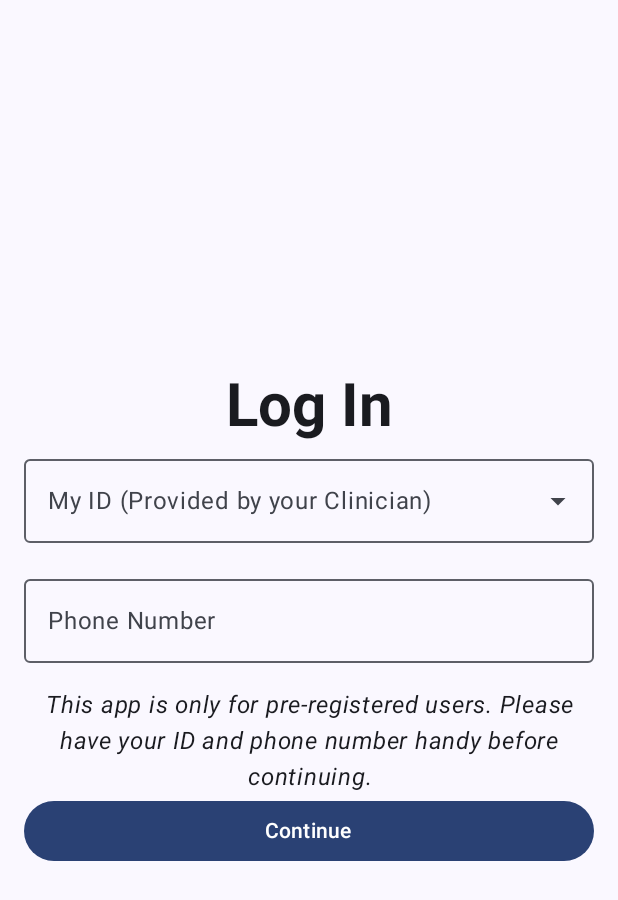
After one commit to YngTng/NutriTrack, an Android app built with Jetpack Compose: the LoginPage screen opened directly, with no data from a screen before it, on a phone screen of 412 x 824 dp. The commit adds this screen. Shown: the top 900 px of the screen. Run offline under Robolectric (Android 15) with nearby library versions, the phone set to English and light mode, and no system bars.

Commit message:
Added Code

```diff
--- a/app/src/main/AndroidManifest.xml
+++ b/app/src/main/AndroidManifest.xml
@@ -13,6 +13,11 @@
         android:theme="@style/Theme.A3_YangTang33840180"
         tools:targetApi="31">
         <activity
+            android:name=".LoginPage"
+            android:exported="false"
+            android:label="@string/title_activity_login_page"
+            android:theme="@style/Theme.A3_YangTang33840180" />
+        <activity
             android:name=".MainActivity"
             android:exported="true"
             android:label="@string/app_name"
--- /dev/null
+++ b/app/src/main/java/com/example/a3_yangtang33840180/LoginPage.kt
@@ -0,0 +1,249 @@
+package com.example.a3_yangtang33840180
+
+import android.content.Context
+import android.os.Bundle
+import android.util.Log
+import androidx.activity.ComponentActivity
+import androidx.activity.compose.setContent
+import androidx.activity.enableEdgeToEdge
+import androidx.compose.foundation.layout.Arrangement
+import androidx.compose.foundation.layout.Column
+import androidx.compose.foundation.layout.Spacer
+import androidx.compose.foundation.layout.fillMaxSize
+import androidx.compose.foundation.layout.fillMaxWidth
+import androidx.compose.foundation.layout.height
+import androidx.compose.foundation.layout.padding
+import androidx.compose.foundation.text.KeyboardOptions
+import androidx.compose.material3.Button
+import androidx.compose.material3.DropdownMenuItem
+import androidx.compose.material3.ExperimentalMaterial3Api
+import androidx.compose.material3.ExposedDropdownMenuBox
+import androidx.compose.material3.ExposedDropdownMenuDefaults
+import androidx.compose.material3.MaterialTheme
+import androidx.compose.material3.OutlinedTextField
+import androidx.compose.material3.Scaffold
+import androidx.compose.material3.Text
+import androidx.compose.runtime.Composable
+import androidx.compose.runtime.LaunchedEffect
+import androidx.compose.runtime.getValue
+import androidx.compose.runtime.mutableStateOf
+import androidx.compose.runtime.remember
+import androidx.compose.runtime.setValue
+import androidx.compose.ui.Alignment
+import androidx.compose.ui.Modifier
+import androidx.compose.ui.platform.LocalContext
+import androidx.compose.ui.text.font.FontStyle
+import androidx.compose.ui.text.font.FontWeight
+import androidx.compose.ui.text.input.KeyboardType
+import androidx.compose.ui.text.input.PasswordVisualTransformation
+import androidx.compose.ui.text.style.TextAlign
+import androidx.compose.ui.unit.dp
+import androidx.compose.ui.unit.sp
+import com.example.a3_yangtang33840180.ui.theme.ui.theme.A3_YangTang33840180Theme
+import java.io.BufferedReader
+import java.io.InputStreamReader
+
+class LoginPage : ComponentActivity() {
+    override fun onCreate(savedInstanceState: Bundle?) {
+        super.onCreate(savedInstanceState)
+        enableEdgeToEdge()
+        setContent {
+            A3_YangTang33840180Theme {
+                Scaffold(modifier = Modifier.fillMaxSize()) { innerPadding ->
+                    LoginScreen(
+                        this@LoginPage, // Gives LoginScreen the context to access files
+                        modifier = Modifier.padding(innerPadding)
+                    )
+                }
+            }
+        }
+    }
+}
+
+@OptIn(ExperimentalMaterial3Api::class)
+@Composable
+fun LoginScreen(context: Context, modifier: Modifier = Modifier) { // Login Screen that verifies UserId and PhoneNumber
+    var selectedUserId by remember { mutableStateOf("") } // Stores selected UserId
+    var phoneNumber by remember { mutableStateOf("") } // Stores inputted PhoneNumber
+    var userIds by remember { mutableStateOf(listOf<String>()) } // Stores UserIds
+    var errorMessage by remember { mutableStateOf("") } // Stores error message if validation fails
+    val switchContext = LocalContext.current
+
+    var expanded by remember { mutableStateOf(false) }  // Dropdown menu is collapsed by default (false)
+
+    // Load UserId from user.csv file when screen displays
+    LaunchedEffect(context) {
+        val loadedUserIds = loadUserIdsFromCSV(context, "user.csv") // Load UserIds through function from user.csv
+        Log.d("DEBUG", "User IDs loaded: $loadedUserIds") // Check if UserIds have been displayed
+        userIds = loadedUserIds.sortedBy { it.toIntOrNull() ?: Int.MAX_VALUE } // Convey UserId strings to integers then sort in ascending order
+    }
+
+    val sharedPreferences = context.getSharedPreferences("UserPrefs", Context.MODE_PRIVATE) // Reference to where the SP file where we store the data
+    val editor = sharedPreferences.edit() // Can edit the SharedPreferences file
+
+    Column(
+        modifier = modifier
+            .fillMaxSize()
+            .padding(16.dp),
+        horizontalAlignment = Alignment.CenterHorizontally,
+        verticalArrangement = Arrangement.Center
+    ) {
+        Text( // Login Text
+            text = "Log In",
+            style = androidx.compose.ui.text.TextStyle(fontSize = 40.sp),
+            fontWeight = FontWeight.Bold
+        )
+
+        Spacer(modifier = Modifier.height(4.dp)) // Space under login text
+
+        // Show dropdown for UserIds
+        ExposedDropdownMenuBox(
+            expanded = expanded, // Represents whether dropdown is open or closed
+            onExpandedChange = { expanded = !expanded } // Switches the states when called
+        )
+        {
+            OutlinedTextField(
+                value = selectedUserId,
+                onValueChange = { selectedUserId = it}, // Update selectedUserId when value changes
+                label = { Text("My ID (Provided by your Clinician)") }, // TextField for the selected box
+                modifier = Modifier
+                    .fillMaxWidth()
+                    .menuAnchor(), // Add the dropdown to the text field
+                readOnly = true, // Make text field read only
+                trailingIcon = { ExposedDropdownMenuDefaults.TrailingIcon(expanded = expanded) }
+            )
+
+            // Dropdown menu for the user IDs
+            ExposedDropdownMenu(
+                expanded = expanded,
+                onDismissRequest = { expanded = false } // Close dropdown if clicked outside
+            ) {
+                userIds.forEach { id -> // Loop through all UserIds
+                    DropdownMenuItem(
+                        text = { Text(id) },
+                        onClick = {
+                            selectedUserId = id // When UserId is clicked, set it as the selected UserId
+                            expanded = false // Close the dropdown menu
+
+                            editor.putString("userId", id).apply() // Save selected UserId in SharedPreferences
+
+                        }
+                    )
+                }
+            }
+        }
+
+        Spacer(modifier = Modifier.height(16.dp))
+
+        OutlinedTextField( // Phone number input field
+            value = phoneNumber, // Shows current phone number
+            onValueChange = { phoneNumber = it },
+            label = { Text(text = "Phone Number") },
+            modifier = Modifier.fillMaxWidth(),
+            visualTransformation = PasswordVisualTransformation(), // Hide the text
+            keyboardOptions = KeyboardOptions(keyboardType = KeyboardType.Phone), // Set the keyboard to be for typing numbers
+        )
+
+        Spacer(modifier = Modifier.height(16.dp))
+
+        // Show error message if error
+        if (errorMessage.isNotEmpty()) {
+            Text(
+                text = errorMessage, // Display the error message
+                color = MaterialTheme.colorScheme.error, // Make the message in red
+                textAlign = TextAlign.Center
+            )
+            Spacer(modifier = Modifier.height(8.dp))
+        }
+
+        Text( // Informing users its only for pre-registered
+            text = "This app is only for pre-registered users. Please have your ID and phone number handy before continuing.",
+            fontStyle = FontStyle.Italic,
+            textAlign = TextAlign.Center
+        )
+
+        Button( // Continue button to next screen
+            onClick = {
+                val isValid = validateUser(context, "user.csv", selectedUserId, phoneNumber) // Validating user credentials
+                if (isValid) {
+                    //switchContext.startActivity(Intent(switchContext, Screen34::class.java)) // Goes to next screen if valid
+                } else {
+                    errorMessage = "Invalid User ID or Phone Number." // Shows error message if invalid
+                }
+            },
+            modifier = Modifier.fillMaxWidth()
+        ) {
+            Text(text = "Continue")
+        }
+    }
+}
+
+// Function to retrieve the UserId values from user.csv file
+fun loadUserIdsFromCSV(context: Context, fileName: String): List<String> {
+    val userIds = mutableListOf<String>() // List to hold UserId
+    try {
+        context.assets.open(fileName).bufferedReader().useLines { lines ->
+            lines.drop(1).forEach { line ->  // Don't read the header row so start from row 2 [index 1]
+                val values = line.split(",").map { it.trim() } // Split the line by commas and remove extra spaces
+                if (values.isNotEmpty() && values[1].isNotBlank()) {
+                    userIds.add(values[1])  // Add the second column UserId, to the list
+
+                    val userGender = values[2].trim() //Get gender info from column 3, trim any whitespaces
+                    val userId = values[1]
+
+                    val sharedPreferences = context.getSharedPreferences("UserPrefs", Context.MODE_PRIVATE)
+                    val editor = sharedPreferences.edit() // Edit the shared preferences so we can save stuff inside
+
+                    // Get total HEIFA score for the correct gender
+                    val totalScoreMale = values[3].toFloatOrNull() ?: 0f // Get total HEIFA score for males in Column 4 (0 if value missing)
+                    val totalScoreFemale = values[4].toFloatOrNull() ?: 0f // Get total HEIFA score for females in Column 5
+
+                    // Check userGender and store if aligned
+                    if (userGender.equals("Female", ignoreCase = true)) { // Check if userGender is female, ignore whether capitalised or not
+                        editor.putFloat("HEIFAtotalscore_${userId}_Female", totalScoreFemale) // Save score if true
+                        Log.d("DEBUG", "Stored Female score for user $userId: $totalScoreFemale") // Check if score is saved
+
+                    } else if (userGender.equals("Male", ignoreCase = true)) { // Check if userGender is female, ignore whether capitalised or not
+                        editor.putFloat("HEIFAtotalscore_${userId}_Male", totalScoreMale) // Save score if true
+                        Log.d("DEBUG", "Stored Male score for user $userId: $totalScoreMale") // Check if score is saved
+                    }
+
+                    editor.putString("Sex_${userId}", userGender).apply() // Save user gender with their Id
+
+                }
+            }
+        }
+    } catch (e: Exception) {
+        Log.e("ERROR", "Failed to load user IDs", e) // Check if something goes wrong when loading data
+    }
+    return userIds // Return list of loaded UserIds so value can be used outside function
+}
+
+
+// Check user credentials from user.csv
+fun validateUser(context: Context, fileName: String, userId: String, phone: String): Boolean { // Boolean checks if true or false
+    try {
+        val inputStream = context.assets.open(fileName) // Open user.csv file from assets folder
+
+        // Reads the data from the user.csv file
+        val reader = BufferedReader(InputStreamReader(inputStream))
+        reader.useLines { lines ->
+            lines.drop(1).forEach { line ->  // Skip first line and loop through the rest
+                val values = line.split(",") // Split the line into columns
+                if (values.size >= 2) { // Check if there are at least two values (for phone number and user id)
+                    val csvUserId = values[1].trim() // Get UserId from user.csv and trim spaces
+                    val csvPhone = values[0].trim() // Get phone number from user.csv and trim spaces
+
+                    // If both UserId and phone match then return true
+                    if (csvUserId == userId && csvPhone == phone) {
+                        return true
+                    }
+                }
+            }
+        }
+    } // Print error message
+    catch (e: Exception) {
+        e.printStackTrace()
+    }
+    return false  // If no match found, return false
+}
--- /dev/null
+++ b/app/src/main/java/com/example/a3_yangtang33840180/ui/theme/ui/theme/Theme.kt
@@ -0,0 +1,58 @@
+package com.example.a3_yangtang33840180.ui.theme.ui.theme
+
+import android.app.Activity
+import android.os.Build
+import androidx.compose.foundation.isSystemInDarkTheme
+import androidx.compose.material3.MaterialTheme
+import androidx.compose.material3.darkColorScheme
+import androidx.compose.material3.dynamicDarkColorScheme
+import androidx.compose.material3.dynamicLightColorScheme
+import androidx.compose.material3.lightColorScheme
+import androidx.compose.runtime.Composable
+import androidx.compose.ui.platform.LocalContext
+
+private val DarkColorScheme = darkColorScheme(
+    primary = Purple80,
+    secondary = PurpleGrey80,
+    tertiary = Pink80
+)
+
+private val LightColorScheme = lightColorScheme(
+    primary = Purple40,
+    secondary = PurpleGrey40,
+    tertiary = Pink40
+
+    /* Other default colors to override
+    background = Color(0xFFFFFBFE),
+    surface = Color(0xFFFFFBFE),
+    onPrimary = Color.White,
+    onSecondary = Color.White,
+    onTertiary = Color.White,
+    onBackground = Color(0xFF1C1B1F),
+    onSurface = Color(0xFF1C1B1F),
+    */
+)
+
+@Composable
+fun A3_YangTang33840180Theme(
+    darkTheme: Boolean = isSystemInDarkTheme(),
+    // Dynamic color is available on Android 12+
+    dynamicColor: Boolean = true,
+    content: @Composable () -> Unit
+) {
+    val colorScheme = when {
+        dynamicColor && Build.VERSION.SDK_INT >= Build.VERSION_CODES.S -> {
+            val context = LocalContext.current
+            if (darkTheme) dynamicDarkColorScheme(context) else dynamicLightColorScheme(context)
+        }
+
+        darkTheme -> DarkColorScheme
+        else -> LightColorScheme
+    }
+
+    MaterialTheme(
+        colorScheme = colorScheme,
+        typography = Typography,
+        content = content
+    )
+}
--- /dev/null
+++ b/app/src/main/java/com/example/a3_yangtang33840180/ui/theme/ui/theme/Type.kt
@@ -0,0 +1,34 @@
+package com.example.a3_yangtang33840180.ui.theme.ui.theme
+
+import androidx.compose.material3.Typography
+import androidx.compose.ui.text.TextStyle
+import androidx.compose.ui.text.font.FontFamily
+import androidx.compose.ui.text.font.FontWeight
+import androidx.compose.ui.unit.sp
+
+// Set of Material typography styles to start with
+val Typography = Typography(
+    bodyLarge = TextStyle(
+        fontFamily = FontFamily.Default,
+        fontWeight = FontWeight.Normal,
+        fontSize = 16.sp,
+        lineHeight = 24.sp,
+        letterSpacing = 0.5.sp
+    )
+    /* Other default text styles to override
+    titleLarge = TextStyle(
+        fontFamily = FontFamily.Default,
+        fontWeight = FontWeight.Normal,
+        fontSize = 22.sp,
+        lineHeight = 28.sp,
+        letterSpacing = 0.sp
+    ),
+    labelSmall = TextStyle(
+        fontFamily = FontFamily.Default,
+        fontWeight = FontWeight.Medium,
+        fontSize = 11.sp,
+        lineHeight = 16.sp,
+        letterSpacing = 0.5.sp
+    )
+    */
+)
--- a/app/src/main/res/values/strings.xml
+++ b/app/src/main/res/values/strings.xml
@@ -1,3 +1,4 @@
 <resources>
     <string name="app_name">A3_YangTang33840180</string>
+    <string name="title_activity_login_page">LoginPage</string>
 </resources>
```
Also changed, not shown: app/src/main/assets/data.csv (added, +10 -0 lines), app/src/main/java/com/example/a3_yangtang33840180/MainActivity.kt (+66 -20 lines), app/src/main/java/com/example/a3_yangtang33840180/ui/theme/ui/theme/Color.kt (added, +11 -0 lines), app/src/main/res/drawable/balanceseeker.png (added), app/src/main/res/drawable/foodcarefree.png (added), app/src/main/res/drawable/healthdevotee.png (added), app/src/main/res/drawable/healthprocrastinator.png (added), app/src/main/res/drawable/logo.png (added), app/src/main/res/drawable/mindfuleater.png (added), app/src/main/res/drawable/plate.png (added), app/src/main/res/drawable/wellnessstriver.png (added).
